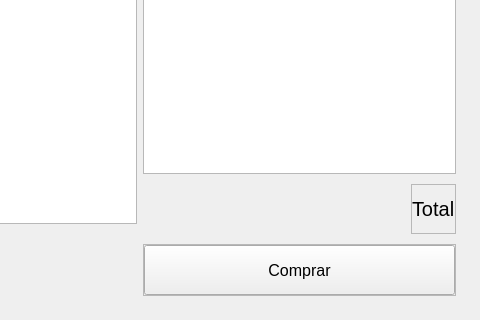
Above: win.ui from JuannRob/final-lab2 before the change; both pictures show x 618 to 1098 and y 370 to 690 of the 1098 by 690 pixel window. Below: the same form after it.
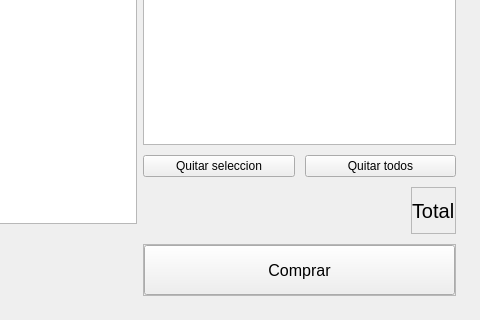
That is the form after the change.

```diff
--- a/win.ui
+++ b/win.ui
@@ -133,7 +133,7 @@
          </layout>
         </item>
         <item>
-         <layout class="QVBoxLayout" name="verticalLayout_3" stretch="9,1,1">
+         <layout class="QVBoxLayout" name="verticalLayout_3" stretch="9,0,1,1">
           <property name="spacing">
            <number>10</number>
           </property>
@@ -155,6 +155,24 @@
           <item>
            <widget class="QListWidget" name="carrito"/>
           </item>
+          <item>
+           <layout class="QHBoxLayout" name="horizontalLayout_5">
+            <item>
+             <widget class="QPushButton" name="quitarSeleccion">
+              <property name="text">
+               <string>Quitar seleccion</string>
+              </property>
+             </widget>
+            </item>
+            <item>
+             <widget class="QPushButton" name="quitarTodos">
+              <property name="text">
+               <string>Quitar todos</string>
+              </property>
+             </widget>
+            </item>
+           </layout>
+          </item>
           <item alignment="Qt::AlignRight">
            <widget class="QFrame" name="frame_3">
             <property name="frameShape">
```
